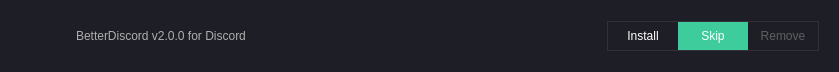
Above: src/product.ui from JsSucks/BDI before the change. Below: the same form after it.
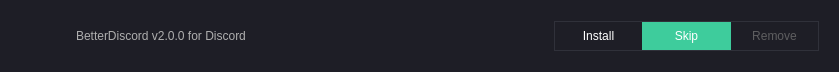
That is the form after the change. Icons and pictures are not drawn.

```diff
--- a/src/product.ui
+++ b/src/product.ui
@@ -112,6 +112,28 @@
        </spacer>
       </item>
       <item>
+       <widget class="QStackedWidget" name="rsStack">
+        <property name="currentIndex">
+         <number>0</number>
+        </property>
+        <widget class="QWidget" name="pageButtons">
+         <layout class="QHBoxLayout" name="horizontalLayout">
+          <property name="spacing">
+           <number>0</number>
+          </property>
+          <property name="leftMargin">
+           <number>0</number>
+          </property>
+          <property name="topMargin">
+           <number>0</number>
+          </property>
+          <property name="rightMargin">
+           <number>0</number>
+          </property>
+          <property name="bottomMargin">
+           <number>0</number>
+          </property>
+          <item>
        <widget class="QWidget" name="btnGroup" native="true">
         <property name="enabled">
          <bool>true</bool>
@@ -195,6 +217,24 @@
           </widget>
          </item>
         </layout>
+           </widget>
+          </item>
+         </layout>
+        </widget>
+        <widget class="QWidget" name="pageStatus">
+         <layout class="QHBoxLayout" name="horizontalLayout_2">
+          <item>
+           <widget class="QLabel" name="lblStatus">
+            <property name="text">
+             <string>Status</string>
+            </property>
+            <property name="alignment">
+             <set>Qt::AlignRight|Qt::AlignTrailing|Qt::AlignVCenter</set>
+            </property>
+           </widget>
+          </item>
+         </layout>
+        </widget>
        </widget>
       </item>
      </layout>
```
Lines whose indentation alone changed are shown as unchanged.
